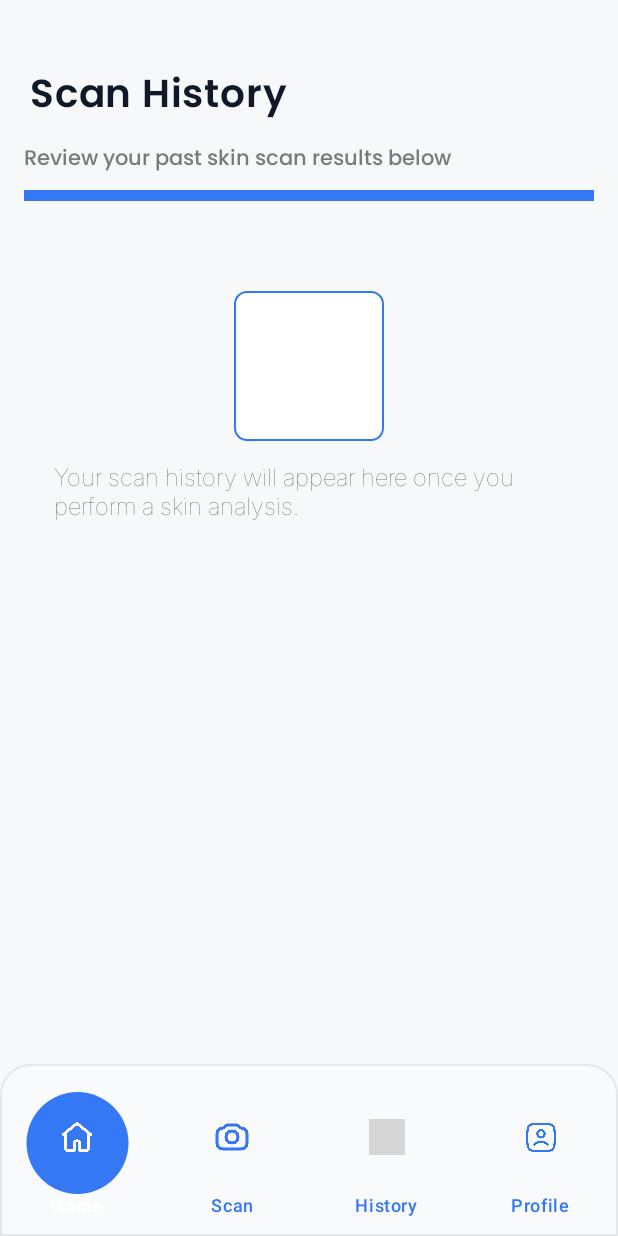
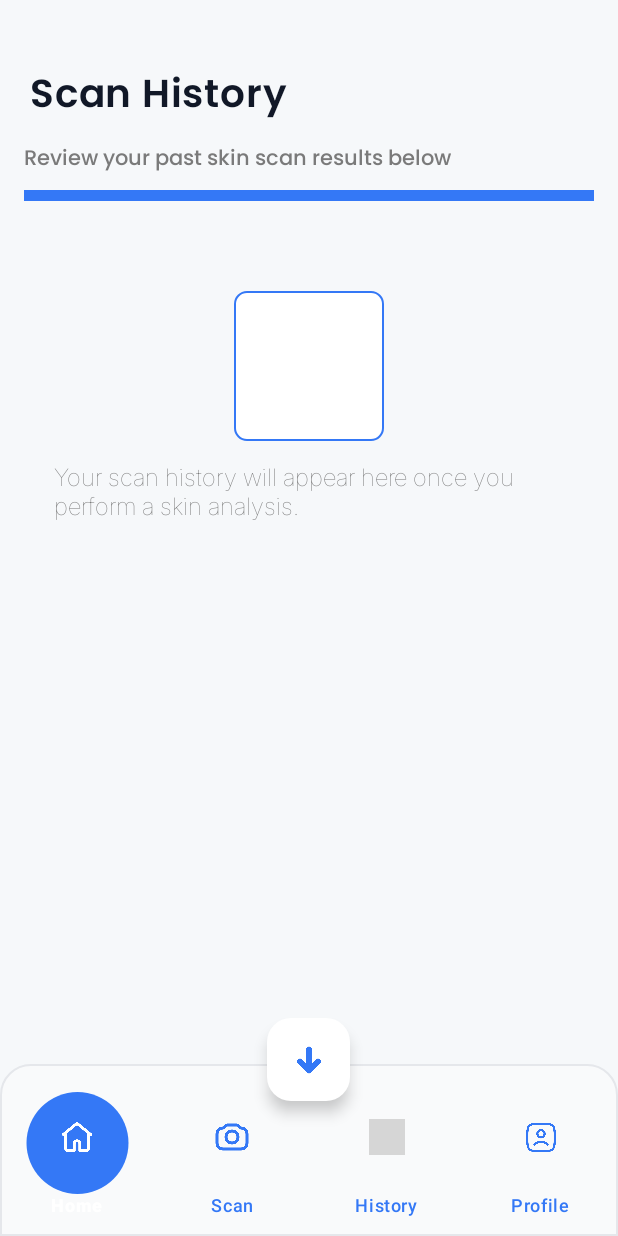
Before and after one commit to DarrylIsw/DermaHealth, an Android app: the fragment HistoryFragment placed in its activity, on a phone screen of 412 x 824 dp. Run offline under Robolectric (Android 15) with nearby library versions, the phone set to English and light mode, and no system bars; our stand-ins replace Firebase (no records; nobody signed in at launch, a user with empty details on screens opened directly); pictures from the network do not load; grey boxes are pictures that could not be loaded.

Commit message:
Commit 36 - UX Update 9: adjustmetnt

```diff
--- a/app/src/main/java/com/example/dermahealth/MainActivity.kt
+++ b/app/src/main/java/com/example/dermahealth/MainActivity.kt
@@ -195,10 +195,15 @@ class MainActivity : AppCompatActivity() {
             val bottomContainer = findViewById<View>(R.id.bottom_container)
             val navCircle = findViewById<View>(R.id.nav_circle)
             val navBackground = findViewById<View>(R.id.nav_background)
+            val bottomNav = findViewById<BottomNavigationView>(R.id.bottom_nav)
 
             // Set bottom nav background to certain height
             navBackground.layoutParams.height = 115.dpToPx()
             navBackground.requestLayout()
+
+            // Set BottomNavigationView height to 90dp
+            bottomNav.layoutParams.height = 90.dpToPx()
+            bottomNav.requestLayout()
 
             bottomContainer.post {
                 // Keep bottomContainer height proportional to background if needed
@@ -212,7 +217,7 @@ class MainActivity : AppCompatActivity() {
                 val newHeight = (navCircle.measuredHeight * 1.23).toInt()
                 navCircle.layoutParams.width = newWidth
                 navCircle.layoutParams.height = newHeight
-                navCircle.translationY = -15.dpToPx().toFloat()
+                navCircle.translationY = -15.dpToPx().toFloat() // move higher
                 navCircle.requestLayout()
             }
 
@@ -224,17 +229,16 @@ class MainActivity : AppCompatActivity() {
                 fragmentContainer.requestLayout()
             }
 
-            val bottomNav = findViewById<BottomNavigationView>(R.id.bottom_nav)
             bottomNav.post {
                 // Iterate over menu items safely
                 for (i in 0 until bottomNav.menu.size()) {
                     val menuItemView = bottomNav.findViewById<View>(
                         bottomNav.menu.getItem(i).itemId
                     )
-                    // Add top padding instead of margin
+                    // Adjust top padding for icons if needed
                     menuItemView?.setPadding(
                         menuItemView.paddingLeft,
-                        (menuItemView.paddingTop - 4.dpToPx()), // add extra top padding
+                        (menuItemView.paddingTop - 4.dpToPx()),
                         menuItemView.paddingRight,
                         menuItemView.paddingBottom
                     )
--- a/app/src/main/java/com/example/dermahealth/fragments/HistoryFragment.kt
+++ b/app/src/main/java/com/example/dermahealth/fragments/HistoryFragment.kt
@@ -68,6 +68,12 @@ class HistoryFragment : Fragment(), BackHandler {
             }
             .setNegativeButton(android.R.string.cancel, null)
             .create()
+
+        dialog.setOnShowListener {
+            val color = resources.getColor(R.color.medium_sky_blue, requireContext().theme)
+            dialog.getButton(AlertDialog.BUTTON_POSITIVE)?.setTextColor(color)
+            dialog.getButton(AlertDialog.BUTTON_NEGATIVE)?.setTextColor(color)
+        }
 
         dialog.show()
     }
@@ -256,4 +262,15 @@ class HistoryFragment : Fragment(), BackHandler {
         _b = null
         super.onDestroyView()
     }
+
+    override fun onResume() {
+        super.onResume()
+        fabScrollDown.show() // Or update based on scroll
+    }
+
+    override fun onPause() {
+        super.onPause()
+        fabScrollDown.hide() // Hide when leaving fragment
+    }
+
 }
--- /dev/null
+++ b/app/src/main/res/drawable/chip_bg_danger.xml
@@ -0,0 +1,6 @@
+<!-- res/drawable/chip_bg_safe.xml -->
+<shape xmlns:android="http://schemas.android.com/apk/res/android"
+    android:shape="rectangle">
+    <solid android:color="@color/red_chip"/>
+    <corners android:radius="12dp"/>
+</shape>
--- /dev/null
+++ b/app/src/main/res/drawable/chip_bg_neutral.xml
@@ -0,0 +1,6 @@
+<!-- res/drawable/chip_bg_safe.xml -->
+<shape xmlns:android="http://schemas.android.com/apk/res/android"
+    android:shape="rectangle">
+    <solid android:color="@color/grey_chip"/>
+    <corners android:radius="12dp"/>
+</shape>
--- /dev/null
+++ b/app/src/main/res/drawable/chip_bg_safe.xml
@@ -0,0 +1,6 @@
+<!-- res/drawable/chip_bg_safe.xml -->
+<shape xmlns:android="http://schemas.android.com/apk/res/android"
+    android:shape="rectangle">
+    <solid android:color="@color/green_chip"/>
+    <corners android:radius="12dp"/>
+</shape>
--- /dev/null
+++ b/app/src/main/res/drawable/chip_bg_warning.xml
@@ -0,0 +1,6 @@
+<!-- res/drawable/chip_bg_safe.xml -->
+<shape xmlns:android="http://schemas.android.com/apk/res/android"
+    android:shape="rectangle">
+    <solid android:color="@color/orange_chip"/>
+    <corners android:radius="12dp"/>
+</shape>
--- a/app/src/main/res/layout/activity_main.xml
+++ b/app/src/main/res/layout/activity_main.xml
@@ -33,7 +33,7 @@
         <com.google.android.material.bottomnavigation.BottomNavigationView
             android:id="@+id/bottom_nav"
             android:layout_width="match_parent"
-            android:layout_height="90dp"
+            android:layout_height="70dp"
             android:layout_gravity="bottom"
             android:background="@android:color/transparent"
             app:menu="@menu/bottom_nav_menu"
--- a/app/src/main/res/values/colors.xml
+++ b/app/src/main/res/values/colors.xml
@@ -51,4 +51,8 @@
     <color name="yellow">#FFF176</color>
     <color name="orange">#FFB74D</color>
     <color name="red">#E57373</color>
+    <color name="green_chip">#4CAF50</color>
+    <color name="red_chip">#E53935</color>
+    <color name="orange_chip">#FFA726</color>
+    <color name="grey_chip">#9E9E9E</color>
 </resources>
--- a/app/src/main/res/values/secrets.xml
+++ b/app/src/main/res/values/secrets.xml
@@ -1,5 +1,5 @@
 <?xml version="1.0" encoding="utf-8"?>
 <resources>
     <string name="openweather_api_key">5d8df2cce347b30e54ac63560eb049bb</string>
-    <string name="openuv_api_key">openuv-7oi1v6rmismq5q7-io</string>
+    <string name="openuv_api_key">openuv-1t6vrmixt0y7c-io</string>
 </resources>
```
Also changed, not shown: app/src/main/java/com/example/dermahealth/adapter/HistoryAdapter.kt (+17 -6 lines), app/src/main/java/com/example/dermahealth/fragments/HomeFragment.kt (+49 -13 lines).
